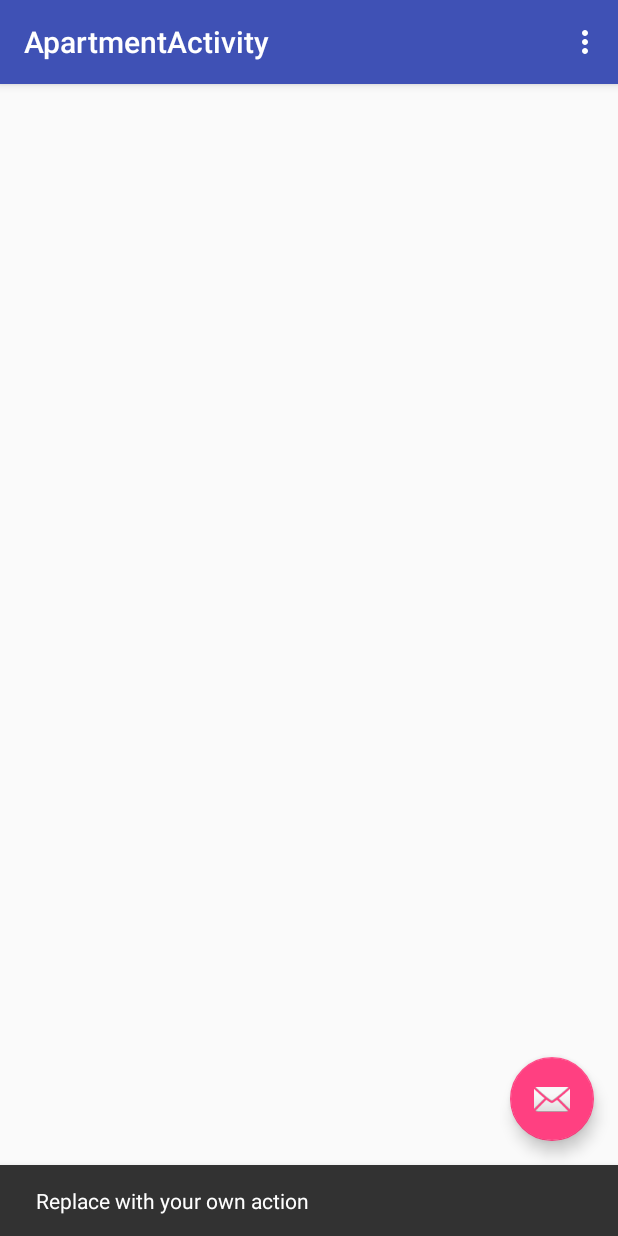
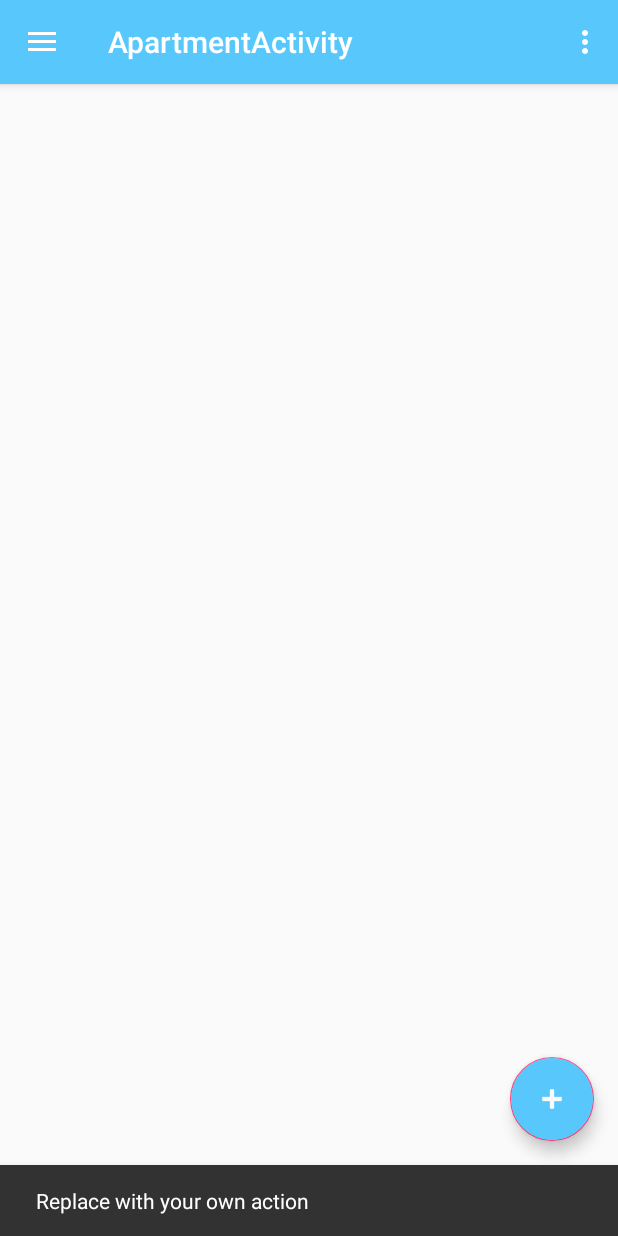
Before and after one commit to dugol/lab1-ui, an Android app: the ApartmentActivity screen opened directly, with no data from a screen before it, after a tap on an icon or button, on a phone screen of 412 x 824 dp. Run offline under Robolectric (Android 15) with nearby library versions, the phone set to English and light mode, and no system bars.

Commit message:
Actualizado el menú

```diff
--- a/lab1-UI/src/main/res/layout/activity_apartment.xml
+++ b/lab1-UI/src/main/res/layout/activity_apartment.xml
@@ -17,8 +17,10 @@
         android:id="@+id/nav_view"
         android:layout_width="wrap_content"
         android:layout_height="match_parent"
+        android:backgroundTint="@color/White"
         android:layout_gravity="start"
         android:fitsSystemWindows="true"
+
         app:headerLayout="@layout/nav_header_apartment"
         app:menu="@menu/activity_apartment_drawer" />
 
--- a/lab1-UI/src/main/res/layout/app_bar_apartment.xml
+++ b/lab1-UI/src/main/res/layout/app_bar_apartment.xml
@@ -27,7 +27,9 @@
         android:layout_width="wrap_content"
         android:layout_height="wrap_content"
         android:layout_gravity="bottom|end"
+        android:tint="@color/White"
+        android:backgroundTint="@color/MayaBlue"
         android:layout_margin="@dimen/fab_margin"
-        app:srcCompat="@android:drawable/ic_dialog_email" />
+        app:srcCompat="@android:drawable/ic_input_add" />
 
 </android.support.design.widget.CoordinatorLayout>
--- a/lab1-UI/src/main/res/layout/login_view.xml
+++ b/lab1-UI/src/main/res/layout/login_view.xml
@@ -55,6 +55,8 @@
         android:id="@+id/log_in"
         android:layout_width="200dp"
         android:layout_height="wrap_content"
+        android:textColor="@color/White"
+        android:backgroundTint="@color/SummerSky"
         android:layout_gravity="center"
         android:layout_marginTop="18dp"
         android:text="@string/log_in" />
@@ -63,6 +65,8 @@
         android:id="@+id/sign_up"
         android:layout_width="200dp"
         android:layout_height="wrap_content"
+        android:textColor="@color/White"
+        android:backgroundTint="@color/SummerSky"
         android:layout_gravity="center"
         android:text="@string/sign_up"/>
 
--- a/lab1-UI/src/main/res/layout/nav_header_apartment.xml
+++ b/lab1-UI/src/main/res/layout/nav_header_apartment.xml
@@ -4,6 +4,7 @@
     android:layout_width="match_parent"
     android:layout_height="@dimen/nav_header_height"
     android:background="@drawable/side_nav_bar"
+    android:backgroundTint="@color/SummerSky"
     android:gravity="bottom"
     android:orientation="vertical"
     android:paddingBottom="@dimen/activity_vertical_margin"
@@ -17,19 +18,21 @@
         android:layout_width="wrap_content"
         android:layout_height="wrap_content"
         android:paddingTop="@dimen/nav_header_vertical_spacing"
-        app:srcCompat="@android:drawable/sym_def_app_icon" />
+        app:srcCompat="@android:drawable/ic_menu_camera" />
 
     <TextView
         android:layout_width="match_parent"
         android:layout_height="wrap_content"
         android:paddingTop="@dimen/nav_header_vertical_spacing"
         android:text="Android Studio"
+        android:textColor="@color/White"
         android:textAppearance="@style/TextAppearance.AppCompat.Body1" />
 
     <TextView
         android:id="@+id/textView"
         android:layout_width="wrap_content"
         android:layout_height="wrap_content"
+        android:textColor="@color/White"
         android:text="android.studio@android.com" />
 
 </LinearLayout>
--- a/lab1-UI/src/main/res/menu/activity_apartment_drawer.xml
+++ b/lab1-UI/src/main/res/menu/activity_apartment_drawer.xml
@@ -1,5 +1,6 @@
 <?xml version="1.0" encoding="utf-8"?>
-<menu xmlns:android="http://schemas.android.com/apk/res/android">
+<menu xmlns:android="http://schemas.android.com/apk/res/android"
+    xmlns:app="http://schemas.android.com/apk/res-auto">
 
     <group android:checkableBehavior="single">
         <item
@@ -8,7 +9,7 @@
             android:title="@string/update" />
         <item
             android:id="@+id/exit"
-            android:icon="@drawable/ic_menu_camera"
+            android:icon="@drawable/exit_icon"
             android:title="@string/exit" />
     </group>
 
--- a/lab1-UI/src/main/res/values/colors.xml
+++ b/lab1-UI/src/main/res/values/colors.xml
@@ -4,4 +4,9 @@
     <color name="colorPrimaryDark">#303F9F</color>
     <color name="colorAccent">#FF4081</color>
     <color name="colorBlack">#212121</color>
+    <color name="SummerSky">#3CA7F0 </color>
+    <color name="MayaBlue">#58C7FC </color>
+    <color name="Mercury">#D9D6D5</color>
+    <color name="White">#fafafa</color>
+    <color name="HawkesBlue">#C7DCF4</color>
 </resources>
--- a/lab1-UI/src/main/res/values/styles.xml
+++ b/lab1-UI/src/main/res/values/styles.xml
@@ -1,10 +1,10 @@
 <resources>
 
     <!-- Base application theme. -->
-    <style name="AppTheme" parent="Theme.AppCompat.Light.DarkActionBar">
+    <style name="AppTheme" parent="Theme.AppCompat.Light.NoActionBar">
         <!-- Customize your theme here. -->
-        <item name="colorPrimary">@color/colorPrimary</item>
-        <item name="colorPrimaryDark">@color/colorPrimaryDark</item>
+        <item name="colorPrimary">@color/MayaBlue</item>
+        <item name="colorPrimaryDark">@color/SummerSky</item>
         <item name="colorAccent">@color/colorAccent</item>
     </style>
 
```
Also changed, not shown: lab1-UI/src/main/java/co/edu/udea/compumovil/gr02_20172/lab1/ApartmentActivity.java (+5 -13 lines), lab1-UI/src/main/res/layout/sign_up_view.xml (+8 -2 lines).
